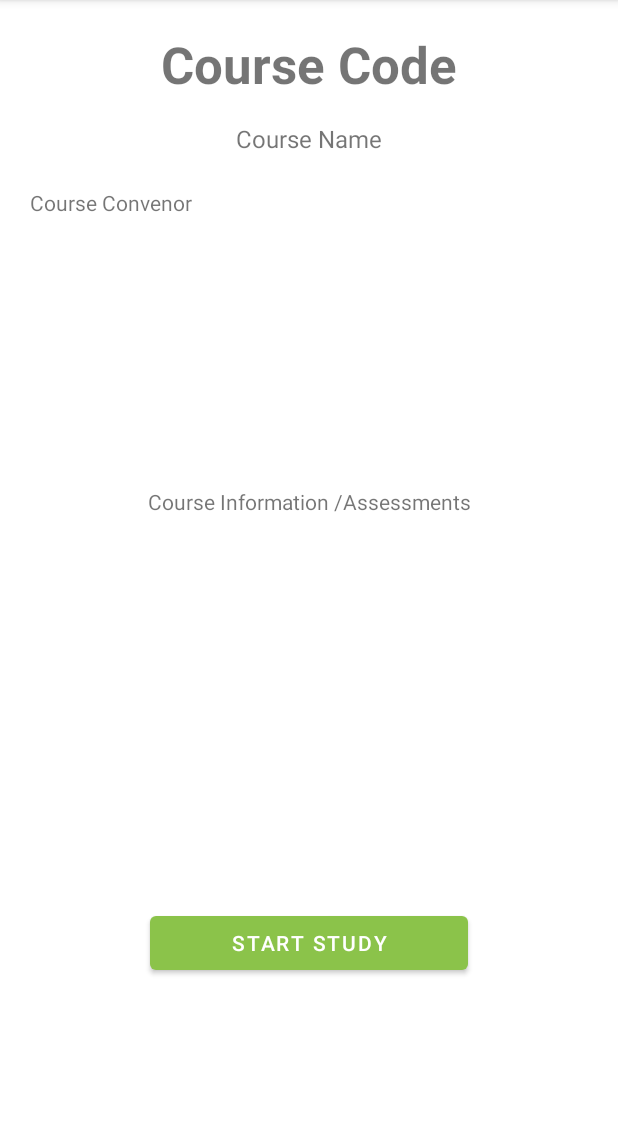
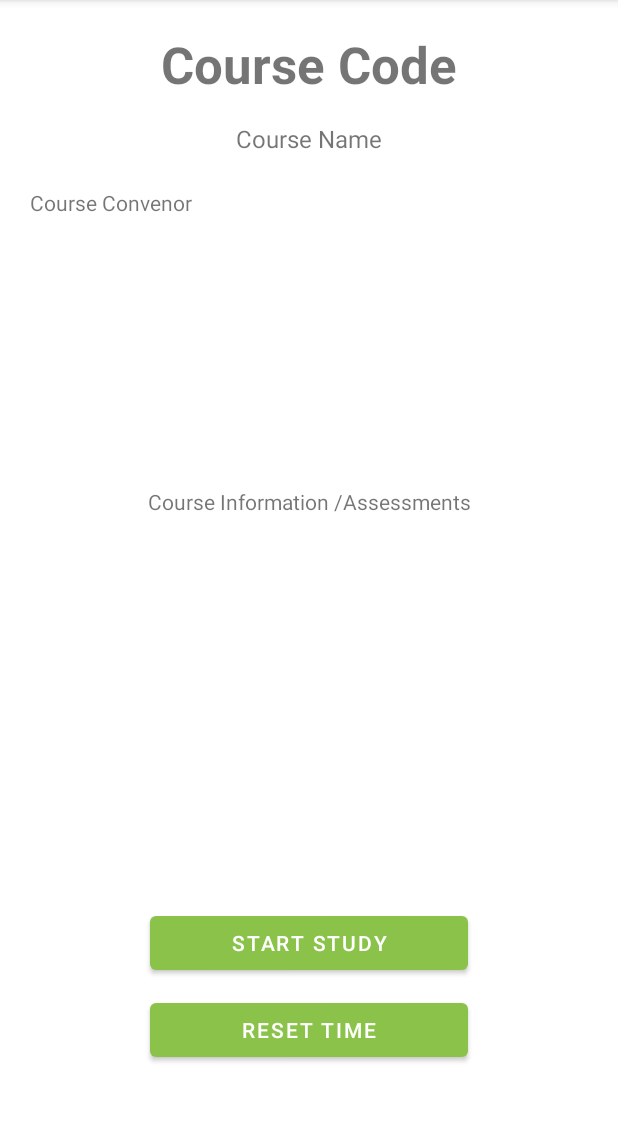
Before and after one commit to sdpunit/Study-buddy-app, an Android app: the AssessmentsActivity screen opened directly, with no data from a screen before it, on a phone screen of 412 x 824 dp, the part 84-1206 px from its top. Run offline under Robolectric (Android 15) with nearby library versions, the phone set to English and light mode, and no system bars; 4 statements that could not run were skipped.

Commit message:
reset the time of a course

```diff
--- a/app/src/main/java/com/studybuddy/Course.java
+++ b/app/src/main/java/com/studybuddy/Course.java
@@ -69,6 +69,8 @@ public class Course implements Serializable {
         this.assessment = assessment;
     }
 
+    public ArrayList<String> getAssessment() { return assessment; }
+
     @Override
     public boolean equals(Object obj) {
         if (obj instanceof Course) {
--- a/app/src/main/java/com/studybuddy/User.java
+++ b/app/src/main/java/com/studybuddy/User.java
@@ -80,7 +80,7 @@ public class User implements Serializable {
     public void setCoursesEnrolled(ArrayList<Course> coursesEnrolled) {
         this.coursesEnrolled = coursesEnrolled;
         for (Course course : coursesEnrolled){
-            this.courseTime.put(course.getCourseCode(), 0.0);
+            this.courseTime.putIfAbsent(course.getCourseCode(), 0.0);
         }
     }
 
--- a/app/src/main/res/layout/activity_assessments.xml
+++ b/app/src/main/res/layout/activity_assessments.xml
@@ -54,4 +54,16 @@
         app:layout_constraintBottom_toTopOf="@+id/btn_graphical_data"
         app:layout_constraintEnd_toEndOf="parent"
         app:layout_constraintStart_toStartOf="parent" />
+
+    <Button
+        android:id="@+id/startStudyButton2"
+        android:layout_width="match_parent"
+        android:layout_height="wrap_content"
+        android:layout_marginHorizontal="100dp"
+        android:layout_marginBottom="10dp"
+        android:onClick="clickResetTime"
+        android:text="Reset Time"
+        app:layout_constraintBottom_toTopOf="@+id/btn_graphical_data"
+        app:layout_constraintEnd_toEndOf="parent"
+        app:layout_constraintStart_toStartOf="parent" />
 </androidx.appcompat.widget.LinearLayoutCompat>
```
Also changed, not shown: app/src/main/java/com/studybuddy/AssessmentsActivity.java (+19 -0 lines).
